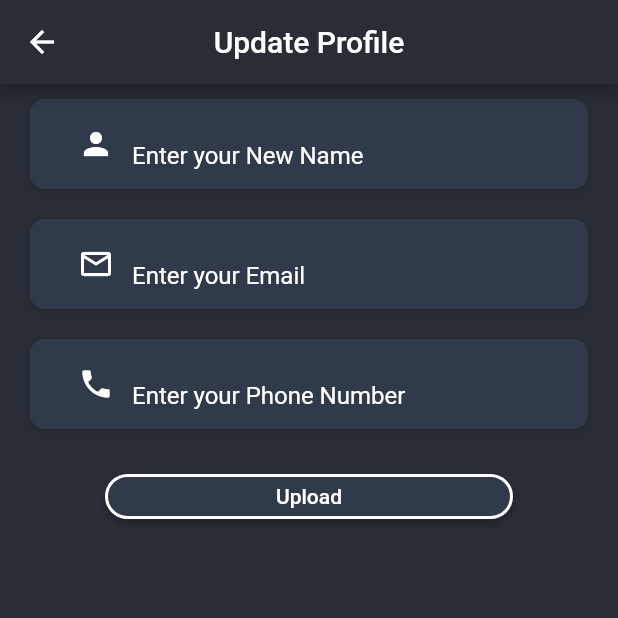
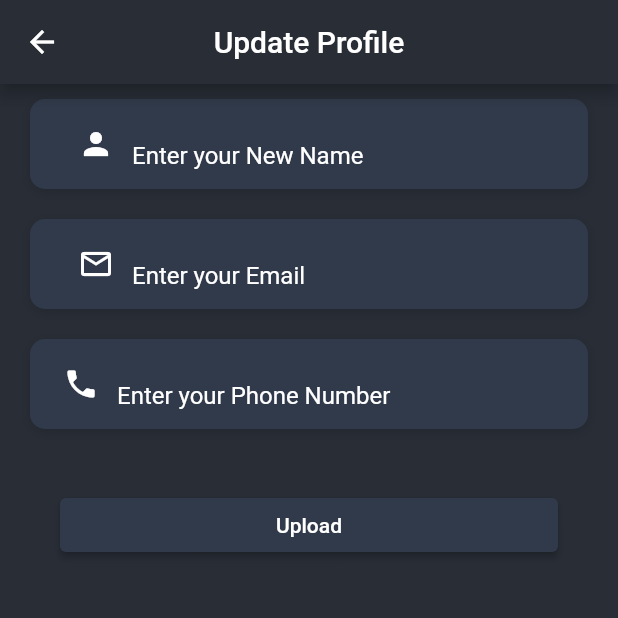
Before and after one commit to thirtsa-t/flutter-chat-app, a Flutter app: the UpdateProfile screen opened directly, on a phone screen of 412 x 824 dp, the top half of it. Run offline on Flutter 3.47's test engine with Material 2 defaults, Android fonts, the phone set to English and light mode, and no system bars; our stand-ins replace dio, readmore; Roboto replaces fonts that are missing (OpenSans).

```diff
--- a/lib/07_profile/updateprofile.dart
+++ b/lib/07_profile/updateprofile.dart
@@ -4,25 +4,23 @@ import 'package:ui/utilities/constants.dart';
 class UpdateProfile extends StatelessWidget {
   @override
   Widget build(BuildContext context) {
-
     return Scaffold(
-           backgroundColor:  Color(0xFFF282d36),
+      backgroundColor: Color(0xFFF282d36),
       appBar: AppBar(
-        backgroundColor:  Color(0xFFF282d36),
+        backgroundColor: Color(0xFFF282d36),
         centerTitle: true,
         title: Text("Update Profile"),
       ),
-        body: ListView(children: <Widget>[
-
+      body: ListView(
+        children: <Widget>[
           Container(
-             margin: EdgeInsets.only(top: 10.0, bottom: 10.0, right: 20.0, left: 20.0),
-                  padding:
-                      EdgeInsets.symmetric(horizontal: 20.0, vertical: 10.0),
+            margin: EdgeInsets.only(
+                top: 10.0, bottom: 10.0, right: 20.0, left: 20.0),
+            padding: EdgeInsets.symmetric(horizontal: 20.0, vertical: 10.0),
             alignment: Alignment.centerLeft,
             decoration: kBoxDecorationStyle,
             height: 60.0,
             child: TextField(
-
               style: TextStyle(
                 color: Colors.white,
                 fontFamily: 'OpenSans',
@@ -39,17 +37,14 @@ class UpdateProfile extends StatelessWidget {
               ),
             ),
           ),
-
-
           Container(
-         margin: EdgeInsets.only(top: 10.0, bottom: 10.0, right: 20.0, left: 20.0),
-                  padding:
-                      EdgeInsets.symmetric(horizontal: 20.0, vertical: 10.0),
+            margin: EdgeInsets.only(
+                top: 10.0, bottom: 10.0, right: 20.0, left: 20.0),
+            padding: EdgeInsets.symmetric(horizontal: 20.0, vertical: 10.0),
             alignment: Alignment.centerLeft,
             decoration: kBoxDecorationStyle,
             height: 60.0,
             child: TextField(
-
               style: TextStyle(
                 color: Colors.white,
                 fontFamily: 'OpenSans',
@@ -67,9 +62,9 @@ class UpdateProfile extends StatelessWidget {
             ),
           ),
           Container(
-                margin: EdgeInsets.only(top: 10.0, bottom: 10.0, right: 20.0, left: 20.0),
-                  padding:
-                      EdgeInsets.symmetric(horizontal: 20.0, vertical: 10.0),
+            margin: EdgeInsets.only(
+                top: 10.0, bottom: 10.0, right: 20.0, left: 20.0),
+            padding: EdgeInsets.symmetric(horizontal: 10.0, vertical: 10.0),
             alignment: Alignment.centerLeft,
             decoration: kBoxDecorationStyle,
             height: 60.0,
@@ -92,34 +87,40 @@ class UpdateProfile extends StatelessWidget {
             ),
           ),
           Container(
-                           margin: EdgeInsets.only(top: 10.0, bottom: 10.0, right: 50.0, left: 50.0),
-                  padding:
-                      EdgeInsets.symmetric(horizontal: 20.0, vertical: 10.0),
-                  width: 200,
-                  height: 50,
+             margin: EdgeInsets.only(
+                top: 10.0, bottom: 10.0, right: 20.0, left: 20.0),
+            padding: EdgeInsets.symmetric(horizontal: 20.0, vertical: 20.0),
+            child: ElevatedButton(
+              child: Text("Upload"),
+              onPressed: () {},
+              style: ElevatedButton.styleFrom(
+                  primary: Color(0xff313a4a),
+                  //border width and color
+                  //elevation of button
 
-                  child: RaisedButton(
-                    color:const Color(0xff313a4a),
-                    onPressed: () {},
-                    shape: RoundedRectangleBorder(
-                        borderRadius: BorderRadius.circular(50.0),
-                        side: BorderSide(color: Colors.white, width: 2)),
-                    textColor: Colors.white,
-                    child: Text("Upload"),
+
+              //          Container(
+              //            margin: EdgeInsets.only(top: 10.0, bottom: 10.0, right: 50.0, left: 50.0),
+              //   padding:
+              //       EdgeInsets.symmetric(horizontal: 20.0, vertical: 10.0),
+              //   width: 200,
+              //   height: 50,
+
+              //   child: RaisedButton(
+              //     color:const Color(0xff313a4a),
+              //     onPressed: () {},
+              //     shape: RoundedRectangleBorder(
+              //         borderRadius: BorderRadius.circular(50.0),
+              //         side: BorderSide(color: Colors.white, width: 2)),
+              //     textColor: Colors.white,
+              //     child: Text("Upload"),
+              //   ),
+              // ),
+            ),
             ),
           ),
         ],
       ),
-
-
-
-
-
-
-
-
     );
-
-
   }
 }
--- a/lib/Authentication/login.dart
+++ b/lib/Authentication/login.dart
@@ -59,6 +59,7 @@ class _SigninScreenState extends State<SigninScreen> {
                   child: TextFormField(
                     controller: _email,
                     keyboardType: TextInputType.text,
+                    style: TextStyle(color: Colors.white),
 
                     decoration: buildInputDecoration(Icons.email, "Email"),
                     validator: (value) {
@@ -79,9 +80,11 @@ class _SigninScreenState extends State<SigninScreen> {
                   padding:
                       const EdgeInsets.only(bottom: 15, left: 10, right: 10),
                   child: TextFormField(
+
                     controller: _password,
                     obscureText: true,
                     keyboardType: TextInputType.text,
+
                     decoration: buildInputDecoration(Icons.lock, "Password"),
                     validator: (value) {
                       if (value == null || value.isEmpty) {
@@ -211,4 +214,4 @@ class _SigninScreenState extends State<SigninScreen> {
   }
 }
 
-class Status {}
+// class Status {}
--- a/lib/main.dart
+++ b/lib/main.dart
@@ -1,5 +1,6 @@
 // import 'package:firebase_core/firebase_core.dart';
 import 'package:flutter/material.dart';
+import 'package:ui/07_profile/body.dart';
 
 import 'package:ui/Authentication/login.dart';
 import 'package:ui/screens/home_screen.dart';
```
Also changed, not shown: lib/Authentication/signup.dart (+28 -21 lines), pubspec.lock. Lines whose indentation alone changed are shown as unchanged.
